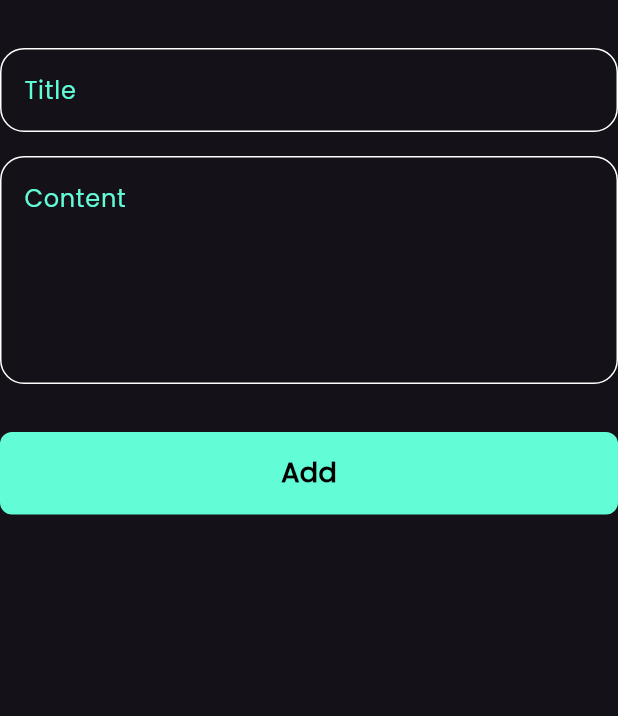
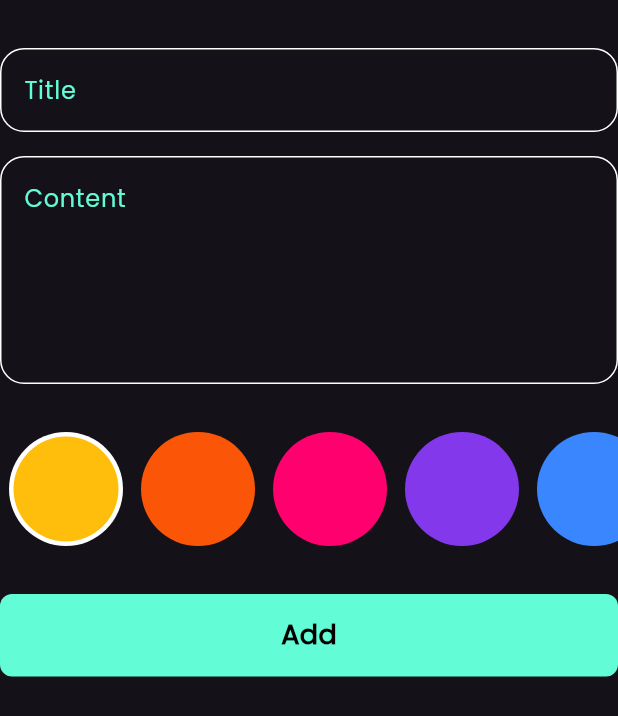
Before and after one commit to mahmoud140106/notes-app, a Flutter app: the AddNoteForm widget shown alone on an empty page, opened directly, on a phone screen of 412 x 824 dp. Shown: the top 716 px of the screen. Run offline on Flutter 3.47's test engine with Material 3 defaults, Android fonts, the phone set to English and light mode, and no system bars; our stand-ins replace bloc, flutter_bloc, font_awesome_flutter, hive, hive_flutter, modal_progress_hud_nsn; accounts and stored records are empty.

Commit message:
colors list view

```diff
--- a/lib/views/widgets/add_note_form.dart
+++ b/lib/views/widgets/add_note_form.dart
@@ -2,6 +2,7 @@ import 'package:flutter/material.dart';
 import 'package:flutter_bloc/flutter_bloc.dart';
 import 'package:notes_app/cubits/add_note_cubit/add_note_cubit.dart';
 import 'package:notes_app/models/note_model.dart';
+import 'package:notes_app/views/widgets/colors_list_view.dart';
 import 'package:notes_app/views/widgets/custom_bottom.dart';
 import 'package:notes_app/views/widgets/custom_text_field.dart';
 
@@ -50,6 +51,10 @@ class _AddNoteFormState extends State<AddNoteForm> {
           SizedBox(
             height: 32,
           ),
+          ColorsListView(),
+          SizedBox(
+            height: 32,
+          ),
           BlocBuilder<AddNoteCubit, AddNoteState>(
             builder: (context, state) {
               return CustomButton(
--- /dev/null
+++ b/lib/views/widgets/colors_list_view.dart
@@ -0,0 +1,82 @@
+import 'package:flutter/material.dart';
+
+class ColorItem extends StatelessWidget {
+  const ColorItem({super.key, required this.isActive, required this.color});
+  final bool isActive;
+  final Color color;
+  @override
+  Widget build(BuildContext context) {
+    return isActive
+        ? CircleAvatar(
+            radius: 38,
+            backgroundColor: Colors.white,
+            child: CircleAvatar(
+              radius: 35,
+              backgroundColor: color,
+            ),
+          )
+        : CircleAvatar(
+            radius: 38,
+            backgroundColor: color,
+          );
+  }
+}
+
+class ColorsListView extends StatefulWidget {
+  const ColorsListView({super.key});
+
+  @override
+  State<ColorsListView> createState() => _ColorsListViewState();
+}
+
+class _ColorsListViewState extends State<ColorsListView> {
+  int currentIndex = 0;
+  List<Color> colors = const [
+    Color(0xFFFFBE0B),
+    Color(0xFFFB5607),
+    Color(0xFFFF006E),
+    Color(0xFF8338EC),
+    Color(0xFF3A86FF),
+    Color(0xFF9B5DE5),
+    Color(0xFFF15BB5),
+    Color(0xFFFEE440),
+    Color(0xFF00BBF9),
+    Color(0xFF00F5D4),
+    Color(0xFFFF99C8),
+    Color(0xFFFCF6BD),
+    Color(0xFFD0F4DE),
+    Color(0xFFA9DEF9),
+    Color(0xFFE4C1F9),
+    Color(0xFFFFC8DD),
+    Color(0xFFFFAFCC),
+    Color(0xFFBDE0FE),
+    Color(0xFFA2D2FF),
+  ];
+  @override
+  Widget build(BuildContext context) {
+    return SizedBox(
+      height: 38 * 2,
+      child: ListView.builder(
+        scrollDirection: Axis.horizontal,
+        itemCount: colors.length,
+        itemBuilder: (context, index) {
+          return Padding(
+            padding: const EdgeInsets.symmetric(
+              horizontal: 6,
+            ),
+            child: GestureDetector(
+              onTap: () {
+                currentIndex = index;
+                setState(() {});
+              },
+              child: ColorItem(
+                color: colors[index],
+                isActive: currentIndex == index,
+              ),
+            ),
+          );
+        },
+      ),
+    );
+  }
+}
```
